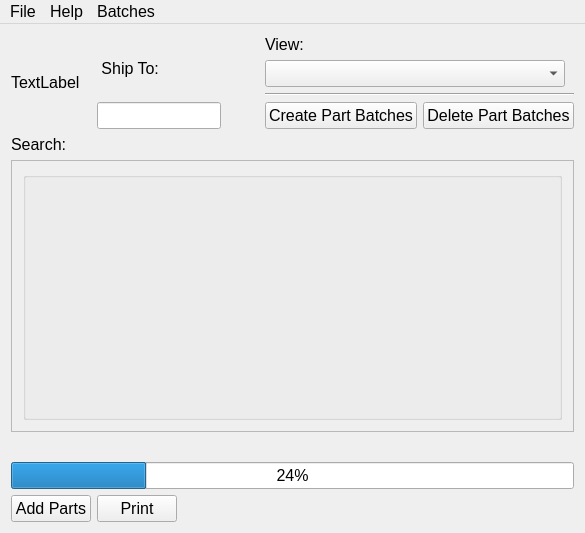
This is UI/mainwindow.ui in Jared-Gross/DXF-to-PNG-Converter as Qt 5 draws it before an edit. The edited form follows.
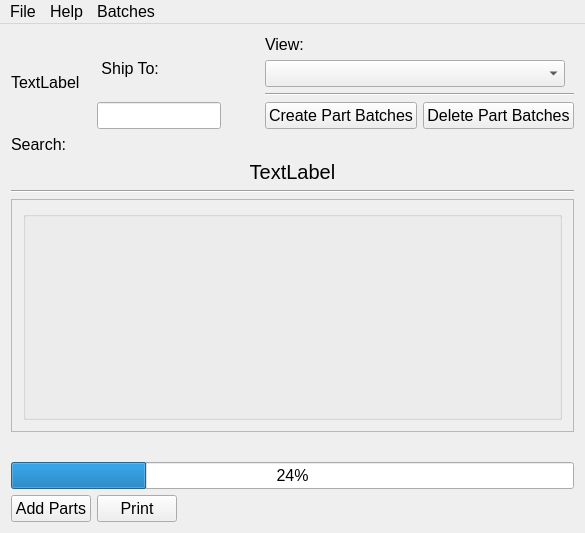
This is the edited form.

Patch:
```diff
--- a/UI/mainwindow.ui
+++ b/UI/mainwindow.ui
@@ -164,6 +164,28 @@
       </property>
      </layout>
     </item>
+    <item>
+     <widget class="QLabel" name="txtCurrentViewingBatch">
+      <property name="font">
+       <font>
+        <pointsize>15</pointsize>
+       </font>
+      </property>
+      <property name="text">
+       <string>TextLabel</string>
+      </property>
+      <property name="alignment">
+       <set>Qt::AlignCenter</set>
+      </property>
+     </widget>
+    </item>
+    <item>
+     <widget class="Line" name="line_2">
+      <property name="orientation">
+       <enum>Qt::Horizontal</enum>
+      </property>
+     </widget>
+    </item>
     <item>
      <layout class="QGridLayout" name="GridLayoutHeaders"/>
     </item>
@@ -183,7 +205,7 @@
            <x>0</x>
            <y>0</y>
            <width>513</width>
-           <height>208</height>
+           <height>212</height>
           </rect>
          </property>
          <layout class="QGridLayout" name="gridLayout">
```
Left out of the diff: 11 changed lines with no effect on the pictures.
